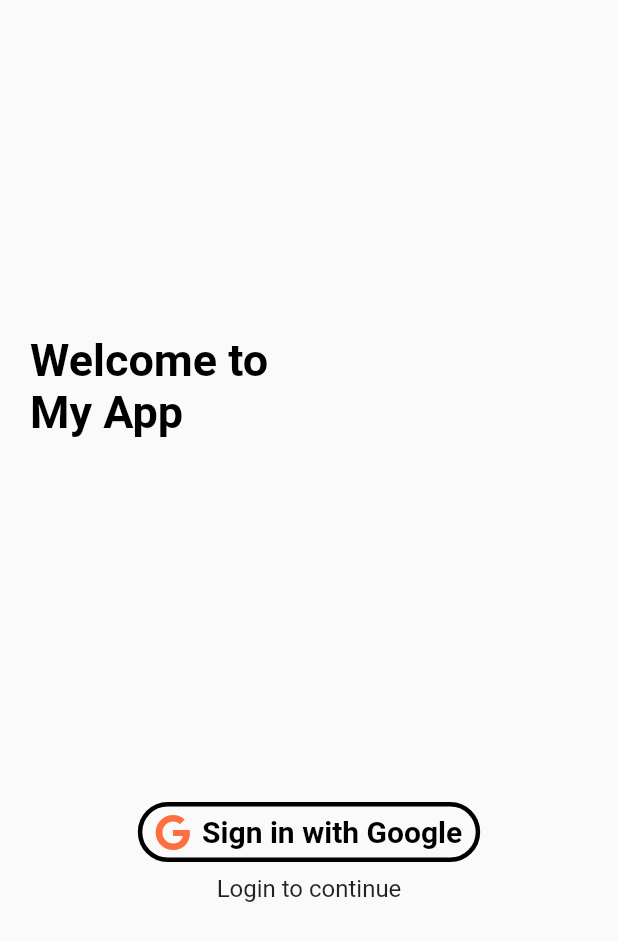
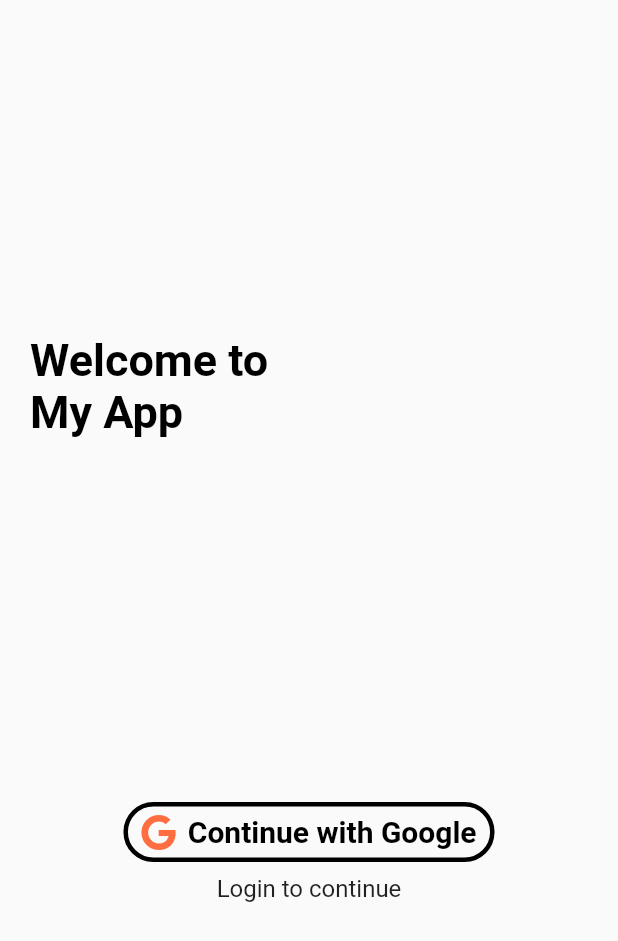
Before and after one commit to swatkat1127/CountMyGlass, a Flutter app: the screen it shows after launch, on a phone screen of 412 x 824 dp. Shown: the top 941 px of the screen. Run offline on Flutter 3.47's test engine with Material 2 defaults, Android fonts, the phone set to English and light mode, and no system bars; our stand-ins replace cloud_firestore, firebase_auth, firebase_core, font_awesome_flutter, google_sign_in; accounts and stored records are empty.

Commit message:
change in welcome screen google signin

```diff
--- a/lib/Google_SignUp_Button_Widget.dart
+++ b/lib/Google_SignUp_Button_Widget.dart
@@ -10,7 +10,7 @@ class GoogleSignUpButtonWidget extends StatelessWidget{
     padding: EdgeInsets.all(4.0),
     child: OutlinedButton.icon(
         label: Text(
-        'Sign in with Google',
+        'Continue with Google',
         style: TextStyle(
           fontSize: 20.0,
           fontWeight: FontWeight.bold,
--- a/lib/loggedin_user.dart
+++ b/lib/loggedin_user.dart
@@ -37,6 +37,7 @@ class _LoggedInWidgetState extends State<LoggedInWidget> {
     try {
       if (user != null) {
         loggedInUser = user;
+
 
         // check firebase profile collection using user.uid
 
```
